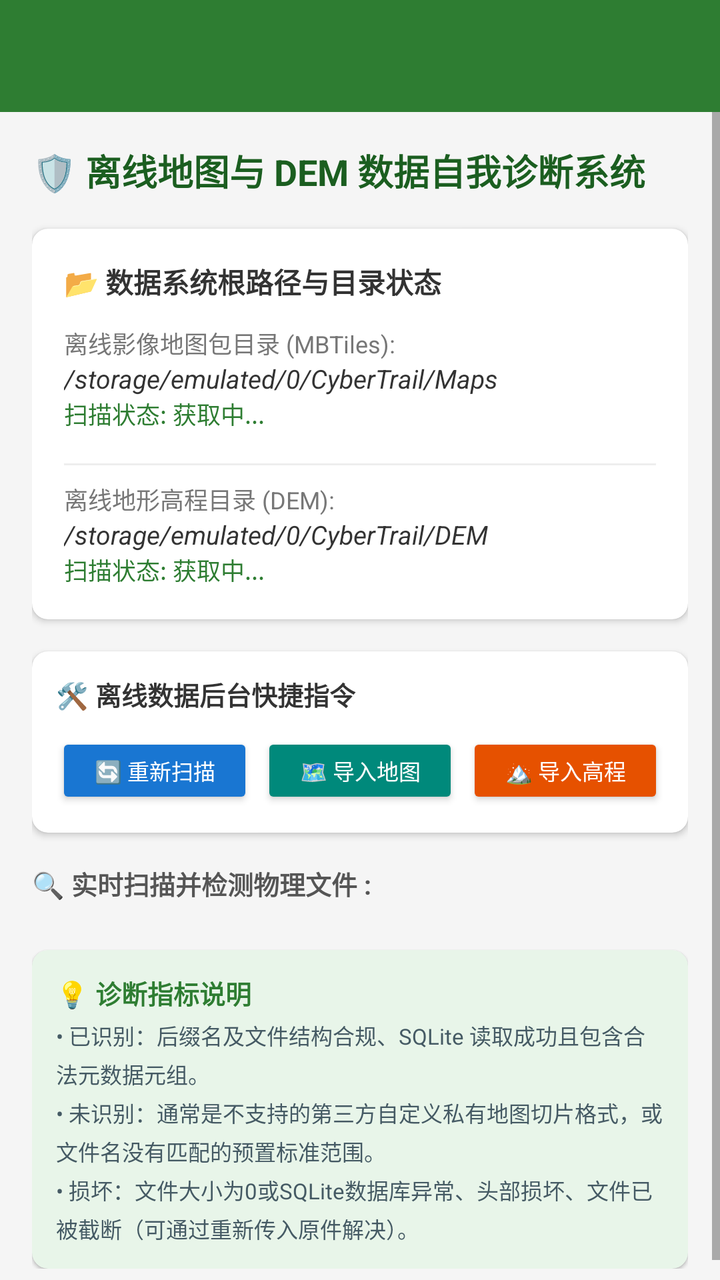
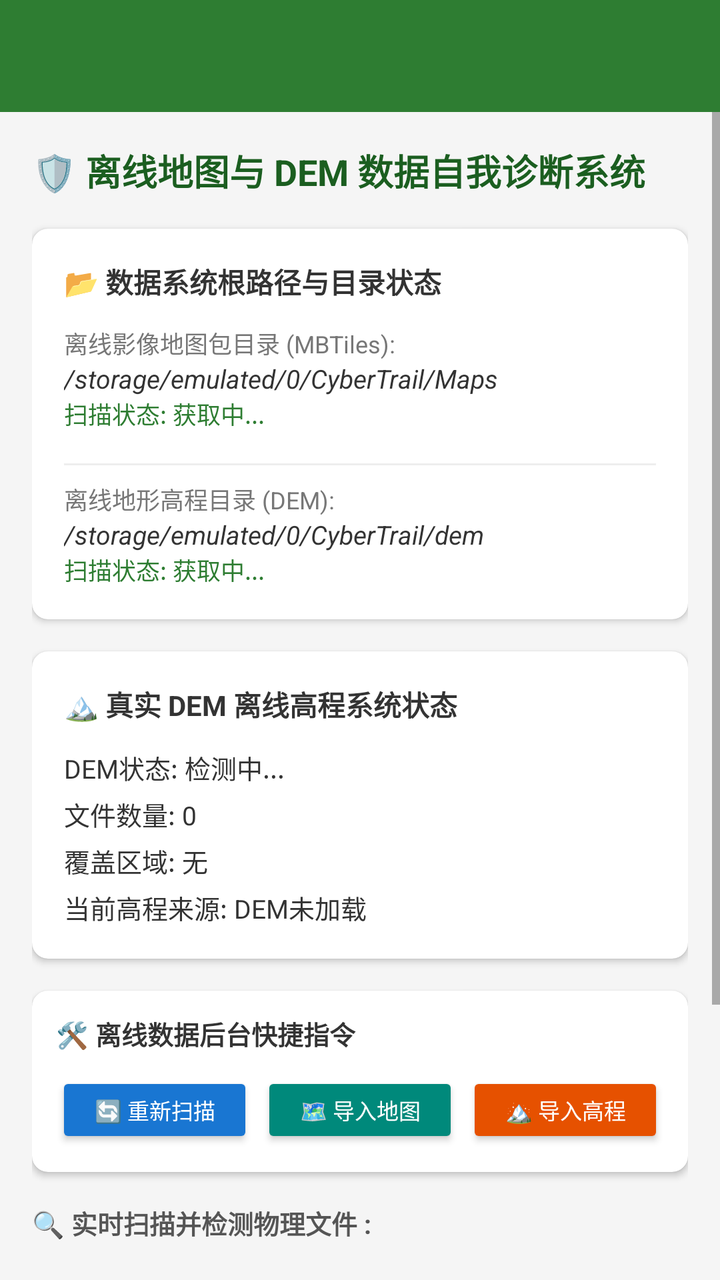

Screens rendered from an Android XML layout before and after an edit, with the pre-edit source and the edit as a unified diff.
<!-- AndroidManifest.xml: application theme Theme.CyberTrail -->
<!-- res/layout/activity_offline_diagnostic.xml -->
<?xml version="1.0" encoding="utf-8"?>
<LinearLayout xmlns:android="http://schemas.android.com/apk/res/android"
    xmlns:app="http://schemas.android.com/apk/res-auto"
    android:layout_width="match_parent"
    android:layout_height="match_parent"
    android:orientation="vertical"
    android:background="#F5F5F5">

    <androidx.appcompat.widget.Toolbar
        android:id="@+id/diagnostic_toolbar"
        android:layout_width="match_parent"
        android:layout_height="?attr/actionBarSize"
        android:background="#2E7D32"
        android:theme="@style/ThemeOverlay.AppCompat.Dark.ActionBar" />

    <ScrollView
        android:layout_width="match_parent"
        android:layout_height="match_parent">

        <LinearLayout
            android:layout_width="match_parent"
            android:layout_height="wrap_content"
            android:orientation="vertical"
            android:padding="16dp">

            
            <TextView
                android:layout_width="match_parent"
                android:layout_height="wrap_content"
                android:text="🛡️ 离线地图与 DEM 数据自我诊断系统"
                android:textSize="18sp"
                android:textStyle="bold"
                android:textColor="#1B5E20"
                android:layout_marginBottom="16dp" />

            
            <androidx.cardview.widget.CardView
                android:layout_width="match_parent"
                android:layout_height="wrap_content"
                android:layout_marginBottom="16dp"
                app:cardCornerRadius="8dp"
                app:cardElevation="2dp"
                app:cardBackgroundColor="#FFFFFF">

                <LinearLayout
                    android:layout_width="match_parent"
                    android:layout_height="wrap_content"
                    android:orientation="vertical"
                    android:padding="16dp">

                    <TextView
                        android:layout_width="match_parent"
                        android:layout_height="wrap_content"
                        android:text="📂 数据系统根路径与目录状态"
                        android:textStyle="bold"
                        android:textSize="14sp"
                        android:textColor="#333333"
                        android:layout_marginBottom="12dp" />

                    
                    <LinearLayout
                        android:layout_width="match_parent"
                        android:layout_height="wrap_content"
                        android:orientation="vertical"
                        android:layout_marginBottom="8dp">

                        <TextView
                            android:layout_width="match_parent"
                            android:layout_height="wrap_content"
                            android:text="离线影像地图包目录 (MBTiles):"
                            android:textSize="12sp"
                            android:textColor="#777777" />

                        <TextView
                            android:id="@+id/tv_maps_path"
                            android:layout_width="match_parent"
                            android:layout_height="wrap_content"
                            android:text="/storage/emulated/0/CyberTrail/Maps"
                            android:textSize="13sp"
                            android:textStyle="italic"
                            android:textColor="#333333" />

                        <TextView
                            android:id="@+id/tv_maps_status"
                            android:layout_width="match_parent"
                            android:layout_height="wrap_content"
                            android:text="扫描状态: 获取中..."
                            android:textSize="12sp"
                            android:textColor="#2E7D32" />
                    </LinearLayout>

                    <View
                        android:layout_width="match_parent"
                        android:layout_height="1dp"
                        android:background="#EEEEEE"
                        android:layout_marginTop="8dp"
                        android:layout_marginBottom="8dp" />

                    
                    <LinearLayout
                        android:layout_width="match_parent"
                        android:layout_height="wrap_content"
                        android:orientation="vertical">

                        <TextView
                            android:layout_width="match_parent"
                            android:layout_height="wrap_content"
                            android:text="离线地形高程目录 (DEM):"
                            android:textSize="12sp"
                            android:textColor="#777777" />

                        <TextView
                            android:id="@+id/tv_dem_path"
                            android:layout_width="match_parent"
                            android:layout_height="wrap_content"
                            android:text="/storage/emulated/0/CyberTrail/DEM"
                            android:textSize="13sp"
                            android:textStyle="italic"
                            android:textColor="#333333" />

                        <TextView
                            android:id="@+id/tv_dem_status"
                            android:layout_width="match_parent"
                            android:layout_height="wrap_content"
                            android:text="扫描状态: 获取中..."
                            android:textSize="12sp"
                            android:textColor="#2E7D32" />
                    </LinearLayout>

                </LinearLayout>
            </androidx.cardview.widget.CardView>

            
            <androidx.cardview.widget.CardView
                android:layout_width="match_parent"
                android:layout_height="wrap_content"
                android:layout_marginBottom="16dp"
                app:cardCornerRadius="8dp"
                app:cardElevation="2dp"
                app:cardBackgroundColor="#FFFFFF">

                <LinearLayout
                    android:layout_width="match_parent"
                    android:layout_height="wrap_content"
                    android:orientation="vertical"
                    android:padding="12dp">

                    <TextView
                        android:layout_width="match_parent"
                        android:layout_height="wrap_content"
                        android:text="🛠️ 离线数据后台快捷指令"
                        android:textStyle="bold"
                        android:textSize="13sp"
                        android:textColor="#333333"
                        android:layout_marginBottom="10dp" />

                    <LinearLayout
                        android:layout_width="match_parent"
                        android:layout_height="wrap_content"
                        android:orientation="horizontal">

                        <Button
                            android:id="@+id/btn_rescan"
                            android:layout_width="0dp"
                            android:layout_weight="1"
                            android:layout_height="38dp"
                            android:layout_marginEnd="4dp"
                            android:backgroundTint="#1976D2"
                            android:textColor="#FFFFFF"
                            android:text="🔄 重新扫描"
                            android:textSize="11sp"
                            android:padding="0dp" />

                        <Button
                            android:id="@+id/btn_import_map"
                            android:layout_width="0dp"
                            android:layout_weight="1"
                            android:layout_height="38dp"
                            android:layout_marginEnd="4dp"
                            android:backgroundTint="#00897B"
                            android:textColor="#FFFFFF"
                            android:text="🗺️ 导入地图"
                            android:textSize="11sp"
                            android:padding="0dp" />

                        <Button
                            android:id="@+id/btn_import_dem"
                            android:layout_width="0dp"
                            android:layout_weight="1"
                            android:layout_height="38dp"
                            android:backgroundTint="#E65100"
                            android:textColor="#FFFFFF"
                            android:text="🏔️ 导入高程"
                            android:textSize="11sp"
                            android:padding="0dp" />

                    </LinearLayout>
                </LinearLayout>
            </androidx.cardview.widget.CardView>

            
            <TextView
                android:layout_width="match_parent"
                android:layout_height="wrap_content"
                android:text="🔍 实时扫描并检测物理文件 :"
                android:textStyle="bold"
                android:textColor="#555555"
                android:textSize="13sp"
                android:layout_marginBottom="8dp" />

            
            <LinearLayout
                android:id="@+id/diagnostic_items_container"
                android:layout_width="match_parent"
                android:layout_height="wrap_content"
                android:orientation="vertical" />

            
            <TextView
                android:id="@+id/tv_empty_diagnostic"
                android:layout_width="match_parent"
                android:layout_height="wrap_content"
                android:gravity="center"
                android:padding="32dp"
                android:text="⚠️ 目录下目前没有物理加载文件\n(请在离线工具包中点击“导入”或“打开下载页”获取数据)"
                android:textColor="#999999"
                android:textSize="13sp"
                android:visibility="gone" />

            
            <androidx.cardview.widget.CardView
                android:layout_width="match_parent"
                android:layout_height="wrap_content"
                android:layout_marginTop="16dp"
                app:cardCornerRadius="8dp"
                app:cardElevation="1dp"
                app:cardBackgroundColor="#E8F5E9">

                <LinearLayout
                    android:layout_width="match_parent"
                    android:layout_height="wrap_content"
                    android:orientation="vertical"
                    android:padding="12dp">

                    <TextView
                        android:layout_width="match_parent"
                        android:layout_height="wrap_content"
                        android:text="💡 诊断指标说明"
                        android:textStyle="bold"
                        android:textColor="#2E7D32"
                        android:textSize="13sp" />

                    <TextView
                        android:layout_width="match_parent"
                        android:layout_height="wrap_content"
                        android:layout_marginTop="4dp"
                        android:text="• 已识别：后缀名及文件结构合规、SQLite 读取成功且包含合法元数据元组。\n• 未识别：通常是不支持的第三方自定义私有地图切片格式，或文件名没有匹配的预置标准范围。\n• 损坏：文件大小为0或SQLite数据库异常、头部损坏、文件已被截断（可通过重新传入原件解决）。"
                        android:textColor="#455A64"
                        android:textSize="11sp"
                        android:lineSpacingMultiplier="1.2" />
                </LinearLayout>
            </androidx.cardview.widget.CardView>

        </LinearLayout>
    </ScrollView>

</LinearLayout>
<!-- resources referenced by this layout -->
<resources>
  <style name="Theme.CyberTrail" parent="Theme.MaterialComponents.DayNight.NoActionBar">
          
          <item name="colorPrimary">@color/cyber_green</item>
          <item name="colorPrimaryVariant">@color/cyber_slate</item>
          <item name="colorOnPrimary">@color/white</item>
          
          <item name="android:statusBarColor">@color/cyber_slate</item>
      </style>
  <color name="cyber_green">#FF10B981</color>
  <color name="cyber_slate">#FF0F172A</color>
  <color name="white">#FFFFFFFF</color>
</resources>

<!-- the commit's change to res/layout/activity_offline_diagnostic.xml (unified diff, before → after) -->
@@ -113,7 +113,7 @@
                             android:id="@+id/tv_dem_path"
                             android:layout_width="match_parent"
                             android:layout_height="wrap_content"
-                            android:text="/storage/emulated/0/CyberTrail/DEM"
+                            android:text="/storage/emulated/0/CyberTrail/dem"
                             android:textSize="13sp"
                             android:textStyle="italic"
                             android:textColor="#333333" />
@@ -127,6 +127,68 @@
                             android:textColor="#2E7D32" />
                     </LinearLayout>
 
+                </LinearLayout>
+            </androidx.cardview.widget.CardView>
+
+            
+            <androidx.cardview.widget.CardView
+                android:id="@+id/card_dem_diagnostic_status"
+                android:layout_width="match_parent"
+                android:layout_height="wrap_content"
+                android:layout_marginBottom="16dp"
+                app:cardCornerRadius="8dp"
+                app:cardElevation="2dp"
+                app:cardBackgroundColor="#FFFFFF">
+
+                <LinearLayout
+                    android:layout_width="match_parent"
+                    android:layout_height="wrap_content"
+                    android:orientation="vertical"
+                    android:padding="16dp">
+
+                    <TextView
+                        android:layout_width="match_parent"
+                        android:layout_height="wrap_content"
+                        android:text="🏔️ 真实 DEM 离线高程系统状态"
+                        android:textStyle="bold"
+                        android:textSize="14sp"
+                        android:textColor="#333333"
+                        android:layout_marginBottom="12dp" />
+
+                    <TextView
+                        android:id="@+id/tv_dem_diagnose_state"
+                        android:layout_width="match_parent"
+                        android:layout_height="wrap_content"
+                        android:text="DEM状态: 检测中..."
+                        android:textSize="13sp"
+                        android:textColor="#333333"
+                        android:layout_marginBottom="4dp" />
+
+                    <TextView
+                        android:id="@+id/tv_dem_diagnose_count"
+                        android:layout_width="match_parent"
+                        android:layout_height="wrap_content"
+                        android:text="文件数量: 0"
+                        android:textSize="13sp"
+                        android:textColor="#333333"
+                        android:layout_marginBottom="4dp" />
+
+                    <TextView
+                        android:id="@+id/tv_dem_diagnose_coverage"
+                        android:layout_width="match_parent"
+                        android:layout_height="wrap_content"
+                        android:text="覆盖区域: 无"
+                        android:textSize="13sp"
+                        android:textColor="#333333"
+                        android:layout_marginBottom="4dp" />
+
+                    <TextView
+                        android:id="@+id/tv_dem_diagnose_source"
+                        android:layout_width="match_parent"
+                        android:layout_height="wrap_content"
+                        android:text="当前高程来源: DEM未加载"
+                        android:textSize="13sp"
+                        android:textColor="#333333" />
                 </LinearLayout>
             </androidx.cardview.widget.CardView>
 
